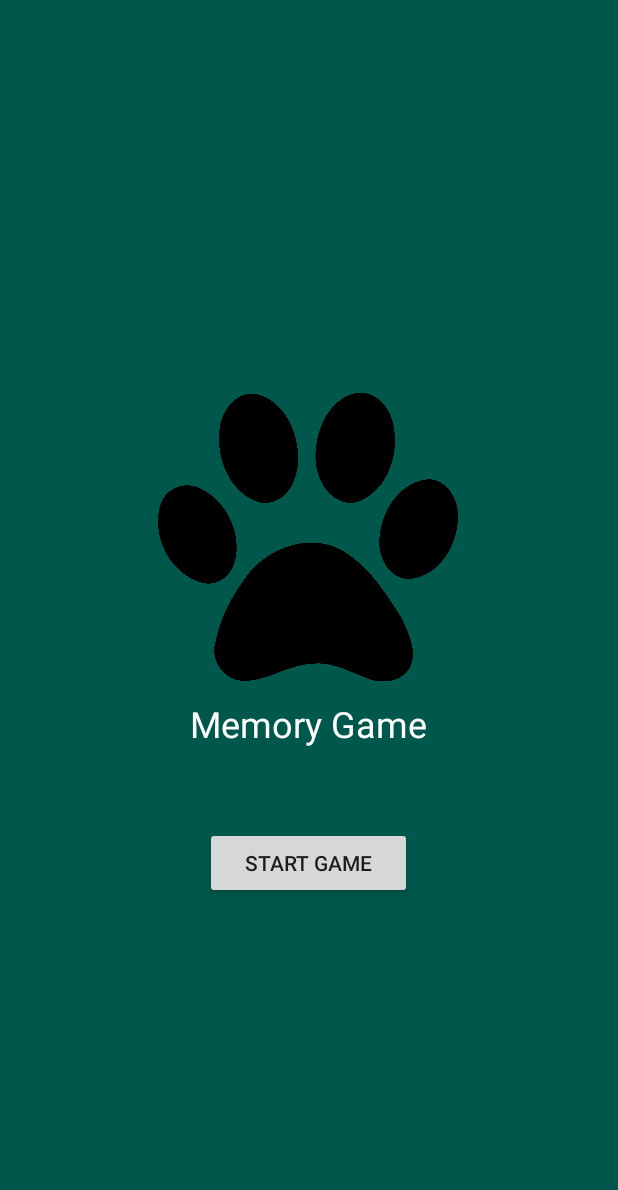
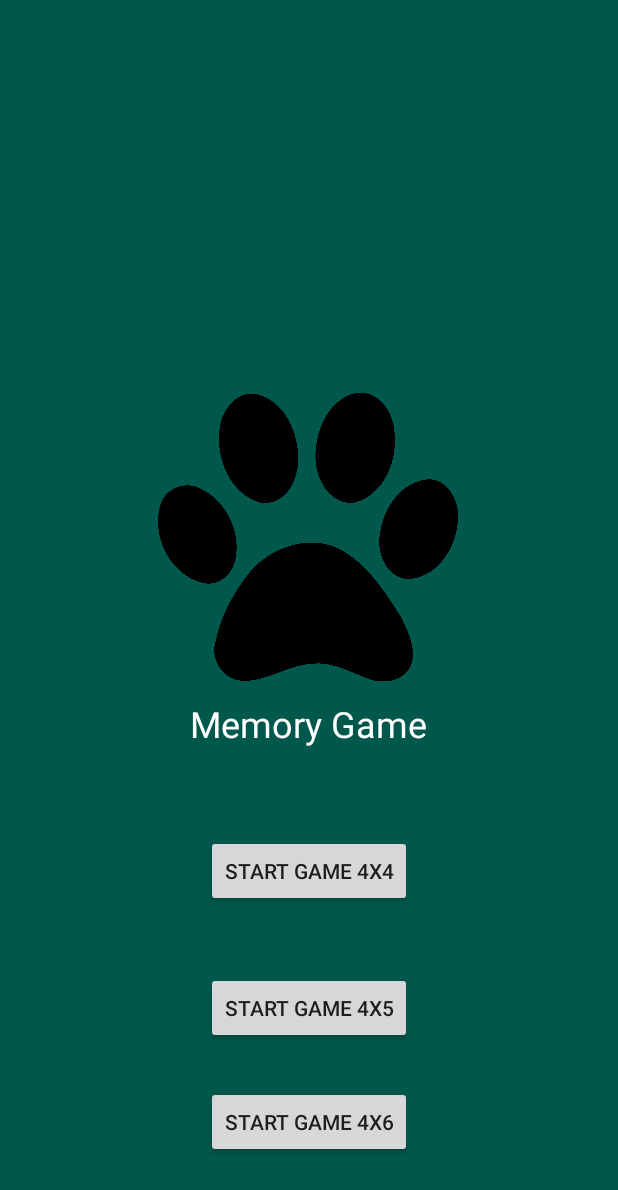
Before and after one commit to sara-sall/MemoryGame, an Android app: the screen it shows after launch (MainActivity), on a phone screen of 412 x 824 dp. Shown: the top 1190 px of the screen. Run offline under Robolectric (Android 15) with nearby library versions, the phone set to English and light mode, and no system bars.

Commit message:
Added more game options 4x4, 4x6

```diff
--- a/app/src/main/java/com/example/memorygame/MainActivity.java
+++ b/app/src/main/java/com/example/memorygame/MainActivity.java
@@ -1,31 +1,58 @@
 package com.example.memorygame;
 
-import android.annotation.SuppressLint;
-import android.content.Context;
 import android.content.Intent;
-import android.graphics.drawable.Drawable;
 import android.support.v7.app.AppCompatActivity;
 import android.os.Bundle;
-import android.support.v7.widget.AppCompatDrawableManager;
 import android.view.View;
 import android.widget.Button;
-import android.widget.GridLayout;
 
 public class MainActivity extends AppCompatActivity {
 
-    private Button buttonStartGame;
+    private Button buttonStartGame4x4;
+    private Button buttonStartGame4x5;
+    private Button buttonStartGame4x6;
 
     @Override
     protected void onCreate(Bundle savedInstanceState) {
         super.onCreate(savedInstanceState);
         setContentView(R.layout.activity_main);
 
-        buttonStartGame = (Button) findViewById(R.id.buttonGameStart);
+        buttonStartGame4x4 = (Button) findViewById(R.id.buttonGameStart4x4);
+        buttonStartGame4x5 = (Button) findViewById(R.id.buttonGameStart4x5);
+        buttonStartGame4x6 = (Button) findViewById(R.id.buttonGameStart4x6);
 
-        buttonStartGame.setOnClickListener(new View.OnClickListener() {
+        buttonStartGame4x4.setOnClickListener(new View.OnClickListener() {
             @Override
             public void onClick(View v) {
                 Intent intent = new Intent(MainActivity.this, GameActivity.class);
+                intent.putExtra("row", 4);
+                intent.putExtra("column", 4);
+                intent.putExtra("densityNr", 130);
+                intent.putExtra("valueKey", "hs4x4");
+                startActivity(intent);
+            }
+        });
+
+        buttonStartGame4x5.setOnClickListener(new View.OnClickListener() {
+            @Override
+            public void onClick(View v) {
+                Intent intent = new Intent(MainActivity.this, GameActivity.class);
+                intent.putExtra("row", 5);
+                intent.putExtra("column", 4);
+                intent.putExtra("densityNr", 130);
+                intent.putExtra("valueKey", "hs4x5");
+                startActivity(intent);
+            }
+        });
+
+        buttonStartGame4x6.setOnClickListener(new View.OnClickListener() {
+            @Override
+            public void onClick(View v) {
+                Intent intent = new Intent(MainActivity.this, GameActivity.class);
+                intent.putExtra("row", 6);
+                intent.putExtra("column", 4);
+                intent.putExtra("densityNr", 110);
+                intent.putExtra("valueKey", "hs4x6");
                 startActivity(intent);
             }
         });
--- a/app/src/main/res/layout/activity_main.xml
+++ b/app/src/main/res/layout/activity_main.xml
@@ -25,22 +25,16 @@
         app:layout_constraintVertical_bias="0.591" />
 
     <Button
-        android:id="@+id/buttonGameStart"
-        android:layout_width="138dp"
+        android:id="@+id/buttonGameStart4x5"
+        android:layout_width="wrap_content"
         android:layout_height="wrap_content"
         android:layout_marginStart="8dp"
-        android:layout_marginLeft="8dp"
-        android:layout_marginTop="8dp"
         android:layout_marginEnd="8dp"
-        android:layout_marginRight="8dp"
-        android:layout_marginBottom="8dp"
-        android:text="@string/start_game"
-        app:layout_constraintBottom_toBottomOf="parent"
+        android:layout_marginBottom="28dp"
+        android:text="@string/startGame4x5"
+        app:layout_constraintBottom_toTopOf="@+id/buttonGameStart4x6"
         app:layout_constraintEnd_toEndOf="parent"
-        app:layout_constraintHorizontal_bias="0.498"
-        app:layout_constraintStart_toStartOf="parent"
-        app:layout_constraintTop_toBottomOf="@+id/titleMain"
-        app:layout_constraintVertical_bias="0.17" />
+        app:layout_constraintStart_toStartOf="parent" />
 
     <ImageView
         android:id="@+id/imageView"
@@ -56,4 +50,31 @@
         app:layout_constraintTop_toTopOf="parent"
         app:layout_constraintVertical_bias="1.0"
         app:srcCompat="@drawable/paw_print" />
+
+    <Button
+        android:id="@+id/buttonGameStart4x4"
+        android:layout_width="wrap_content"
+        android:layout_height="wrap_content"
+        android:layout_marginStart="8dp"
+        android:layout_marginTop="8dp"
+        android:layout_marginEnd="8dp"
+        android:layout_marginBottom="8dp"
+        android:text="@string/startGame4x4"
+        app:layout_constraintBottom_toTopOf="@+id/buttonGameStart4x5"
+        app:layout_constraintEnd_toEndOf="parent"
+        app:layout_constraintStart_toStartOf="parent"
+        app:layout_constraintTop_toBottomOf="@+id/titleMain"
+        app:layout_constraintVertical_bias="0.588" />
+
+    <Button
+        android:id="@+id/buttonGameStart4x6"
+        android:layout_width="wrap_content"
+        android:layout_height="wrap_content"
+        android:layout_marginStart="8dp"
+        android:layout_marginEnd="8dp"
+        android:layout_marginBottom="52dp"
+        android:text="@string/startGame4x6"
+        app:layout_constraintBottom_toBottomOf="parent"
+        app:layout_constraintEnd_toEndOf="parent"
+        app:layout_constraintStart_toStartOf="parent" />
 </android.support.constraint.ConstraintLayout>
--- a/app/src/main/res/values/ic_launcher_background.xml
+++ b/app/src/main/res/values/ic_launcher_background.xml
@@ -1,4 +1,4 @@
 <?xml version="1.0" encoding="utf-8"?>
 <resources>
-    <color name="ic_launcher_background">#008577</color>
+    <color name="ic_launcher_background">#33A07E</color>
 </resources>
--- a/app/src/main/res/values/strings.xml
+++ b/app/src/main/res/values/strings.xml
@@ -8,5 +8,8 @@
     <string name="counter">Moves</string>
     <string name="fin_message">Congratulations!</string>
     <string name="record_message">Congratulations new record!</string>
+    <string name="startGame4x4">Start Game 4x4</string>
+    <string name="startGame4x5">Start Game 4x5</string>
+    <string name="startGame4x6">Start Game 4x6</string>
 
 </resources>
```
Also changed, not shown: app/src/main/java/com/example/memorygame/GameActivity.java (+31 -15 lines), app/src/main/java/com/example/memorygame/MemoryButton.java (+5 -3 lines), app/src/main/res/layout/activity_game.xml (+6 -6 lines), app/src/main/ic_launcher-web.png, app/src/main/res/mipmap-hdpi/ic_launcher.png, app/src/main/res/mipmap-hdpi/ic_launcher_round.png, app/src/main/res/mipmap-mdpi/ic_launcher.png, app/src/main/res/mipmap-mdpi/ic_launcher_round.png, app/src/main/res/mipmap-xhdpi/ic_launcher.png, app/src/main/res/mipmap-xhdpi/ic_launcher_round.png, app/src/main/res/mipmap-xxhdpi/ic_launcher.png, app/src/main/res/mipmap-xxhdpi/ic_launcher_round.png, app/src/main/res/mipmap-xxxhdpi/ic_launcher.png, app/src/main/res/mipmap-xxxhdpi/ic_launcher_round.png.
